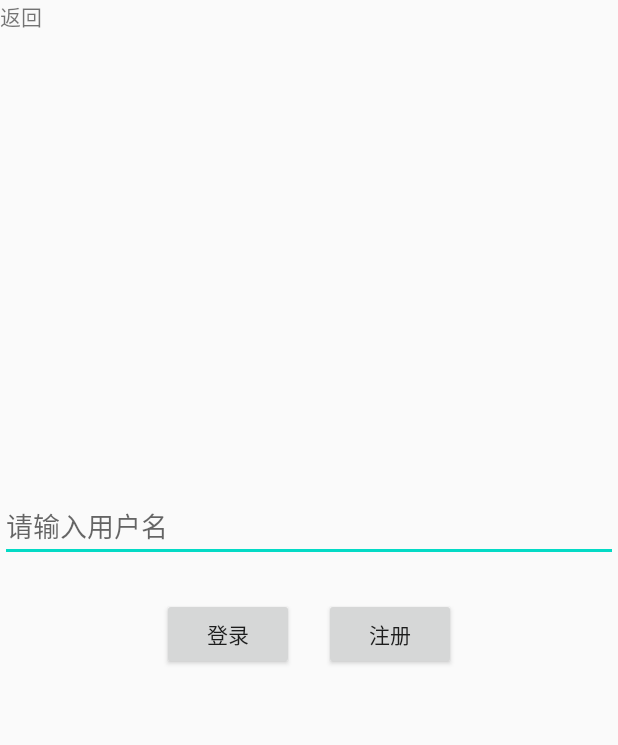
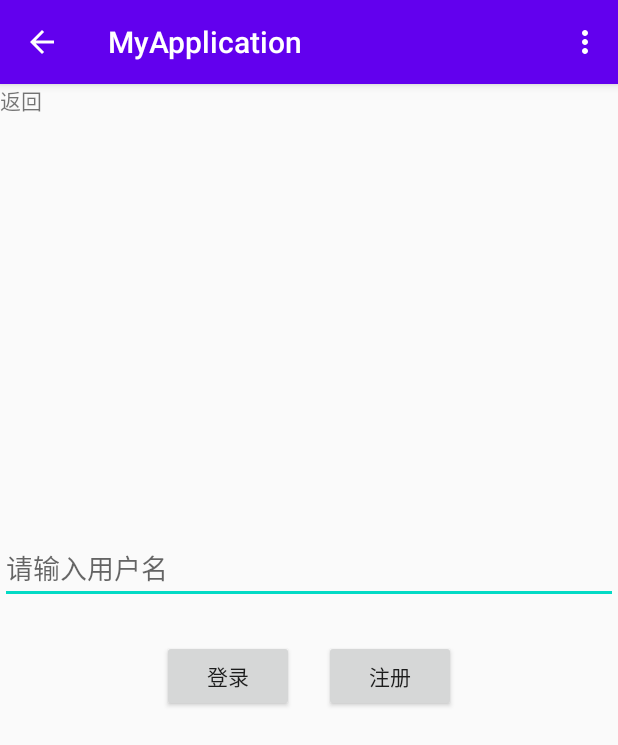
Before and after one commit to lizisong306/lib, an Android app: the screen it shows after launch (MainActivity), on a phone screen of 412 x 824 dp. Shown: the top 745 px of the screen. Run offline under Robolectric (Android 15) with nearby library versions, the phone set to English and light mode, and no system bars.

Commit message:
提交菜单测试

```diff
--- a/app/src/main/AndroidManifest.xml
+++ b/app/src/main/AndroidManifest.xml
@@ -14,7 +14,6 @@
             android:label="@string/register_label"
             android:theme="@style/AppTheme.NoActionBar"></activity>
         <activity android:name=".MainActivity"
-            android:theme="@style/AppTheme.NoActionBar"
             >
             <intent-filter>
                 <action android:name="android.intent.action.MAIN" />
--- a/app/src/main/java/com/niu/kotlin/MainActivity.kt
+++ b/app/src/main/java/com/niu/kotlin/MainActivity.kt
@@ -9,6 +9,7 @@ import androidx.appcompat.app.AppCompatActivity
 import android.os.Bundle
 import android.util.Log
 import android.view.KeyEvent
+import android.view.Menu
 import android.view.MenuItem
 import android.view.WindowManager
 import androidx.fragment.app.DialogFragment
@@ -26,7 +27,7 @@ class MainActivity : AppCompatActivity() {
     val fragment =  LoginFragment()
     override fun onCreate(savedInstanceState: Bundle?) {
         super.onCreate(savedInstanceState)
-        supportActionBar?.setDisplayHomeAsUpEnabled(false)
+        supportActionBar?.setDisplayHomeAsUpEnabled(true)
         setContentView(R.layout.activity_main)
         window.setSoftInputMode(WindowManager.LayoutParams.SOFT_INPUT_ADJUST_PAN or
                 WindowManager.LayoutParams.SOFT_INPUT_STATE_HIDDEN)
@@ -38,6 +39,11 @@ class MainActivity : AppCompatActivity() {
             val dialogFragment = ExitDialogFragment()
             dialogFragment.show(supportFragmentManager, "exit")
         }
+    }
+
+    override fun onCreateOptionsMenu(menu: Menu?): Boolean {
+        menuInflater.inflate(R.menu.main,menu)
+        return super.onCreateOptionsMenu(menu)
     }
 
     override fun onActivityResult(requestCode: Int, resultCode: Int, data: Intent?) {
--- /dev/null
+++ b/app/src/main/res/menu/main.xml
@@ -0,0 +1,21 @@
+<?xml version="1.0" encoding="utf-8"?>
+<menu xmlns:android="http://schemas.android.com/apk/res/android">
+
+    <item
+        android:id="@+id/action_settings"
+        android:title="设置"></item>
+    <item android:title="子菜单">
+        <menu>
+            <item
+                android:id="@+id/action_submenu_item"
+                android:title="子菜单项" />
+        </menu>
+    </item>
+    <group
+        android:checkableBehavior="single"
+        android:visible="true">
+        <item android:title="Item" />
+        <item android:title="Item" />
+    </group>
+
+</menu>
```
